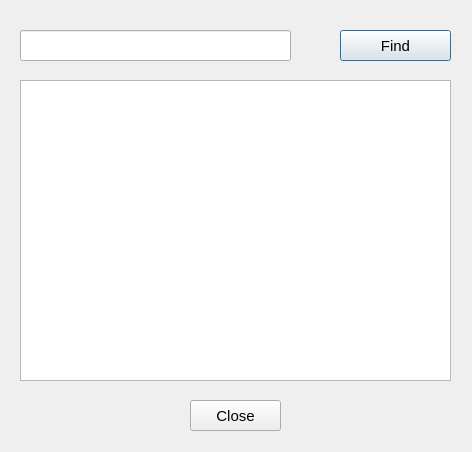
Qt form Store/searchitem.ui (SamanOmidi/GroceryStore) before a commit.
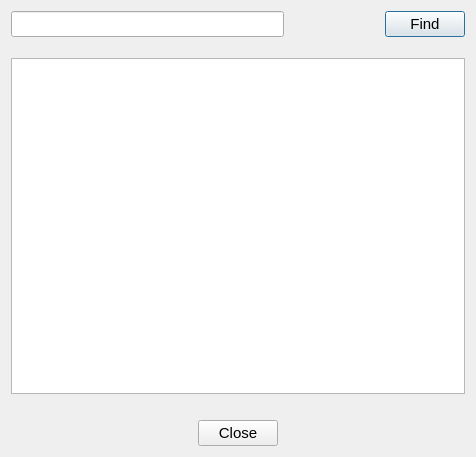
The same form after that commit.

```diff
--- a/Store/searchitem.ui
+++ b/Store/searchitem.ui
@@ -6,37 +6,43 @@
    <rect>
     <x>0</x>
     <y>0</y>
-    <width>472</width>
-    <height>452</height>
+    <width>476</width>
+    <height>457</height>
    </rect>
   </property>
   <property name="windowTitle">
    <string>Dialog</string>
   </property>
+  <layout class="QVBoxLayout" name="verticalLayout">
+   <item>
+    <layout class="QHBoxLayout" name="horizontalLayout_3">
+     <item>
   <widget class="QLineEdit" name="searchline">
-   <property name="geometry">
-    <rect>
-     <x>20</x>
-     <y>30</y>
-     <width>271</width>
-     <height>31</height>
-    </rect>
-   </property>
    <property name="font">
     <font>
      <pointsize>11</pointsize>
     </font>
    </property>
   </widget>
+     </item>
+     <item>
+      <spacer name="horizontalSpacer">
+       <property name="orientation">
+        <enum>Qt::Horizontal</enum>
+       </property>
+       <property name="sizeType">
+        <enum>QSizePolicy::Fixed</enum>
+       </property>
+       <property name="sizeHint" stdset="0">
+        <size>
+         <width>95</width>
+         <height>20</height>
+        </size>
+       </property>
+      </spacer>
+     </item>
+     <item>
   <widget class="QPushButton" name="findbutton">
-   <property name="geometry">
-    <rect>
-     <x>340</x>
-     <y>30</y>
-     <width>111</width>
-     <height>31</height>
-    </rect>
-   </property>
    <property name="font">
     <font>
      <pointsize>11</pointsize>
@@ -46,30 +52,67 @@
     <string>Find</string>
    </property>
   </widget>
+     </item>
+    </layout>
+   </item>
+   <item>
+    <spacer name="verticalSpacer">
+     <property name="orientation">
+      <enum>Qt::Vertical</enum>
+     </property>
+     <property name="sizeType">
+      <enum>QSizePolicy::Fixed</enum>
+     </property>
+     <property name="sizeHint" stdset="0">
+      <size>
+       <width>20</width>
+       <height>15</height>
+      </size>
+     </property>
+    </spacer>
+   </item>
+   <item>
   <widget class="QTextBrowser" name="searchText">
-   <property name="geometry">
-    <rect>
-     <x>20</x>
-     <y>80</y>
-     <width>431</width>
-     <height>301</height>
-    </rect>
-   </property>
    <property name="font">
     <font>
      <pointsize>11</pointsize>
     </font>
    </property>
   </widget>
+   </item>
+   <item>
+    <spacer name="verticalSpacer_2">
+     <property name="orientation">
+      <enum>Qt::Vertical</enum>
+     </property>
+     <property name="sizeType">
+      <enum>QSizePolicy::Fixed</enum>
+     </property>
+     <property name="sizeHint" stdset="0">
+      <size>
+       <width>20</width>
+       <height>20</height>
+      </size>
+     </property>
+    </spacer>
+   </item>
+   <item>
+    <layout class="QHBoxLayout" name="horizontalLayout">
+     <item>
+      <spacer name="horizontalSpacer_2">
+       <property name="orientation">
+        <enum>Qt::Horizontal</enum>
+       </property>
+       <property name="sizeHint" stdset="0">
+        <size>
+         <width>40</width>
+         <height>20</height>
+        </size>
+       </property>
+      </spacer>
+     </item>
+     <item>
   <widget class="QPushButton" name="closebutton">
-   <property name="geometry">
-    <rect>
-     <x>190</x>
-     <y>400</y>
-     <width>91</width>
-     <height>31</height>
-    </rect>
-   </property>
    <property name="font">
     <font>
      <pointsize>11</pointsize>
@@ -79,6 +122,23 @@
     <string>Close</string>
    </property>
   </widget>
+     </item>
+     <item>
+      <spacer name="horizontalSpacer_3">
+       <property name="orientation">
+        <enum>Qt::Horizontal</enum>
+       </property>
+       <property name="sizeHint" stdset="0">
+        <size>
+         <width>40</width>
+         <height>20</height>
+        </size>
+       </property>
+      </spacer>
+     </item>
+    </layout>
+   </item>
+  </layout>
  </widget>
  <resources/>
  <connections/>
```
Lines whose indentation alone changed are shown as unchanged.
